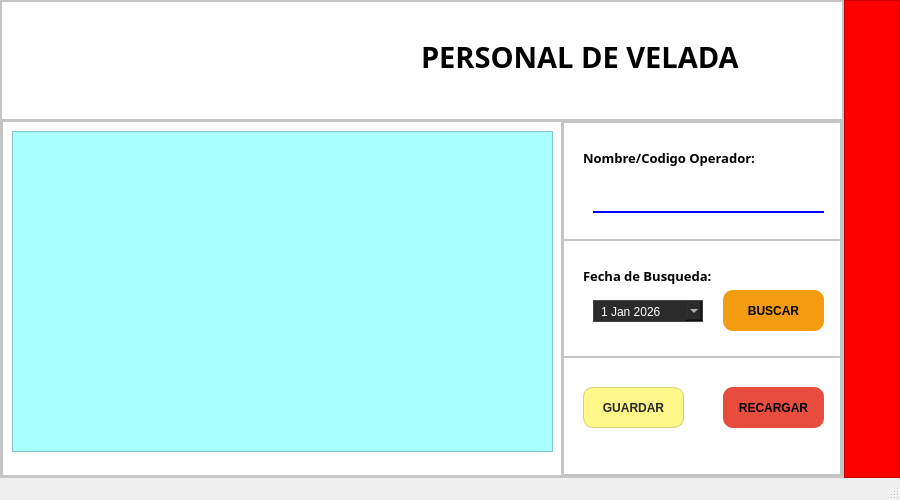
EricPonceFer/reporte_asistencia, file ui/Diseño_de_Interfaz_Grafica_Reporte.ui: the form before one commit.
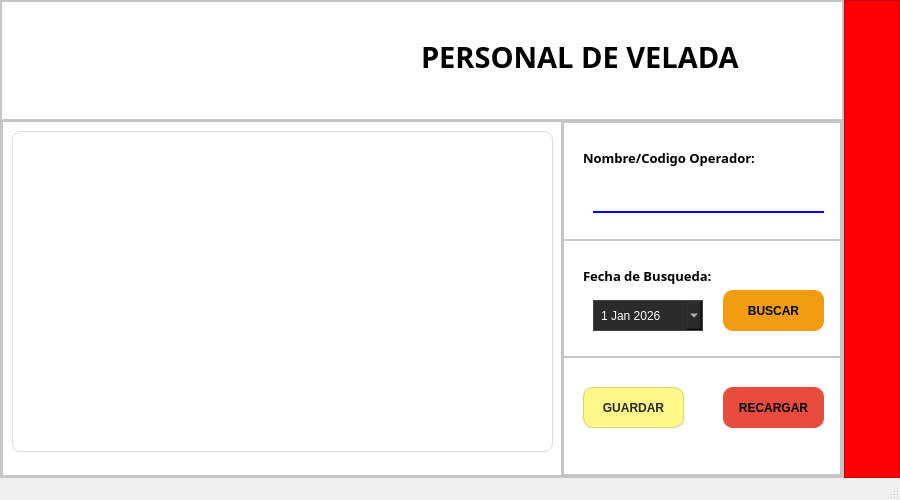
The form after the commit. The open tabs and pages were chosen to show the change. Icons and pictures are not drawn.

Commit message: Avance 5: Intergración Parcial de los controladores de velada y controlador. Implementación del modelo de creacion QTableView

The edit to the form file:
```diff
--- a/ui/Diseño_de_Interfaz_Grafica_Reporte.ui
+++ b/ui/Diseño_de_Interfaz_Grafica_Reporte.ui
@@ -1187,7 +1187,114 @@
                </rect>
               </property>
               <property name="styleSheet">
-               <string notr="true">background-color: rgb(170, 255, 255);</string>
+               <string notr="true">QTableView {
+
+    background-color: #ffffff;
+    border: 1px solid #dcdcdc;
+    border-radius: 8px;
+
+    gridline-color: #e6e6e6;
+
+    font-size: 12px;
+    color: #2b2b2b;
+
+    selection-background-color: #2563eb;
+    selection-color: white;
+
+    alternate-background-color: #f8fafc;
+}
+
+/* ENCABEZADOS */
+
+QHeaderView::section {
+
+    background-color: #1e293b;
+    color: white;
+
+    padding: 8px;
+
+    border: none;
+
+    font-size: 12px;
+    font-weight: bold;
+}
+
+/* FILAS */
+
+QTableView::item {
+
+    padding: 6px;
+    border-bottom: 1px solid #f0f0f0;
+}
+
+/* HOVER */
+
+QTableView::item:hover {
+
+    background-color: #dbeafe;
+    color: black;
+}
+
+/* CELDA SELECCIONADA */
+
+QTableView::item:selected {
+
+    background-color: #2563eb;
+    color: white;
+}
+
+/* SCROLLBAR VERTICAL */
+
+QScrollBar:vertical {
+
+    background: #f1f5f9;
+    width: 12px;
+    margin: 0px;
+    border-radius: 6px;
+}
+
+QScrollBar::handle:vertical {
+
+    background: #94a3b8;
+    min-height: 25px;
+    border-radius: 6px;
+}
+
+QScrollBar::handle:vertical:hover {
+
+    background: #64748b;
+}
+
+/* SCROLLBAR HORIZONTAL */
+
+QScrollBar:horizontal {
+
+    background: #f1f5f9;
+    height: 12px;
+    margin: 0px;
+    border-radius: 6px;
+}
+
+QScrollBar::handle:horizontal {
+
+    background: #94a3b8;
+    min-width: 25px;
+    border-radius: 6px;
+}
+
+QScrollBar::handle:horizontal:hover {
+
+    background: #64748b;
+}
+
+/* OCULTAR BOTONES */
+
+QScrollBar::add-line,
+QScrollBar::sub-line {
+
+    border: none;
+    background: none;
+}</string>
               </property>
              </widget>
             </widget>
@@ -1280,7 +1387,7 @@
                    <x>30</x>
                    <y>60</y>
                    <width>110</width>
-                   <height>22</height>
+                   <height>31</height>
                   </rect>
                  </property>
                  <property name="styleSheet">
@@ -1329,7 +1436,7 @@
                  </property>
                  <property name="dateTime">
                   <datetime>
-                   <hour>5</hour>
+                   <hour>10</hour>
                    <minute>0</minute>
                    <second>0</second>
                    <year>2026</year>
```
Left out of the diff: 111 changed lines with no effect on the pictures. The commit also changes 6 other files.
